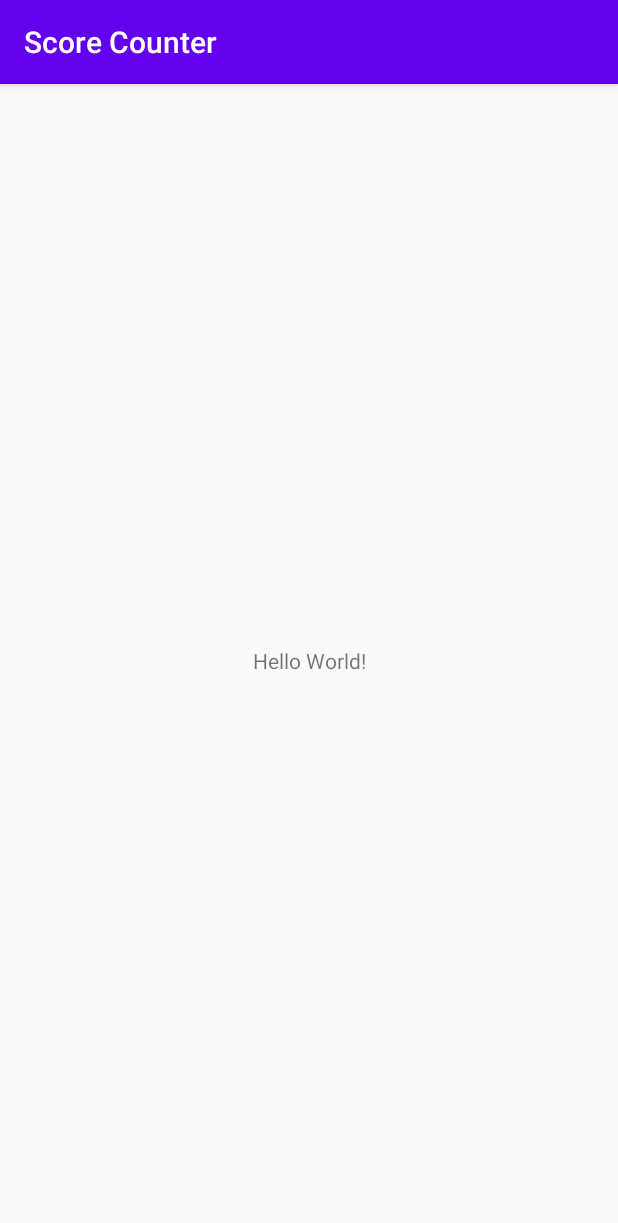
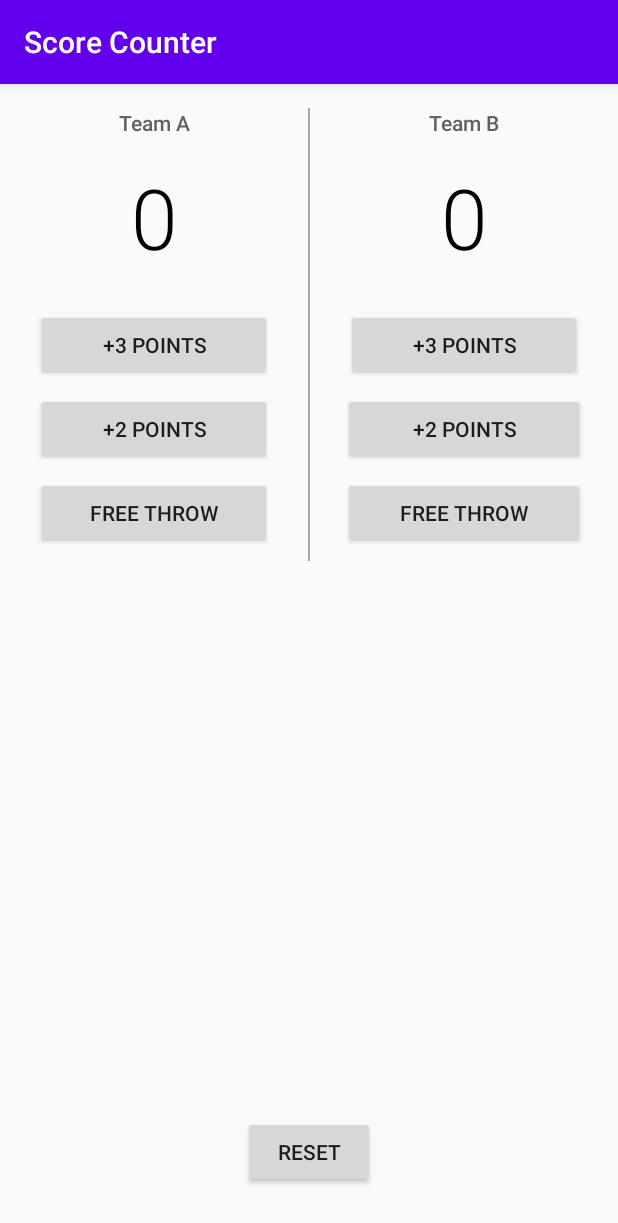
Before and after one commit to finite-la-kirilledia/score-counter, an Android app: the screen it shows after launch (MainActivity), on a phone screen of 412 x 824 dp. Shown: the top 1223 px of the screen. Run offline under Robolectric (Android 15) with nearby library versions, the phone set to English and light mode, and no system bars.

Commit message:
create UI

```diff
--- a/app/build.gradle
+++ b/app/build.gradle
@@ -27,5 +27,4 @@ dependencies {
     implementation "org.jetbrains.kotlin:kotlin-stdlib-jdk7:$kotlin_version"
     implementation 'androidx.appcompat:appcompat:1.1.0'
     implementation 'androidx.core:core-ktx:1.2.0'
-    implementation 'androidx.constraintlayout:constraintlayout:1.1.3'
 }
--- a/app/src/main/res/layout/activity_main.xml
+++ b/app/src/main/res/layout/activity_main.xml
@@ -1,18 +1,127 @@
-<?xml version="1.0" encoding="utf-8"?>
-<androidx.constraintlayout.widget.ConstraintLayout xmlns:android="http://schemas.android.com/apk/res/android"
-    xmlns:app="http://schemas.android.com/apk/res-auto"
-    xmlns:tools="http://schemas.android.com/tools"
+<RelativeLayout xmlns:android="http://schemas.android.com/apk/res/android"
     android:layout_width="match_parent"
-    android:layout_height="match_parent"
-    tools:context=".MainActivity">
+    android:layout_height="match_parent">
 
-    <TextView
+    <LinearLayout
+        android:layout_width="match_parent"
+        android:layout_height="wrap_content"
+        android:orientation="horizontal">
+
+        <LinearLayout
+            android:layout_width="0dp"
+            android:layout_height="wrap_content"
+            android:layout_weight="1"
+            android:orientation="vertical">
+
+            <TextView
+                android:layout_width="match_parent"
+                android:layout_height="wrap_content"
+                android:fontFamily="sans-serif-medium"
+                android:gravity="center"
+                android:padding="16dp"
+                android:text="Team A"
+                android:textColor="#616161"
+                android:textSize="14sp" />
+
+            <TextView
+                android:layout_width="match_parent"
+                android:layout_height="wrap_content"
+                android:fontFamily="sans-serif-light"
+                android:gravity="center"
+                android:paddingBottom="24dp"
+                android:text="0"
+                android:textColor="#000000"
+                android:textSize="56sp" />
+
+            <Button
+                android:layout_width="match_parent"
+                android:layout_height="wrap_content"
+                android:layout_marginLeft="24dp"
+                android:layout_marginRight="24dp"
+                android:layout_marginBottom="8dp"
+                android:text="+3 Points" />
+
+            <Button
+                android:layout_width="match_parent"
+                android:layout_height="wrap_content"
+                android:layout_marginLeft="24dp"
+                android:layout_marginRight="24dp"
+                android:layout_marginBottom="8dp"
+                android:text="+2 Points" />
+
+            <Button
+                android:layout_width="match_parent"
+                android:layout_height="wrap_content"
+                android:layout_marginLeft="24dp"
+                android:layout_marginRight="24dp"
+                android:layout_marginBottom="8dp"
+                android:text="Free throw" />
+        </LinearLayout>
+
+        <View
+            android:layout_width="1dp"
+            android:layout_height="match_parent"
+            android:layout_marginTop="16dp"
+            android:background="@android:color/darker_gray" />
+
+        <LinearLayout
+            android:layout_width="0dp"
+            android:layout_height="match_parent"
+            android:layout_weight="1"
+            android:orientation="vertical">
+
+            <TextView
+                android:layout_width="match_parent"
+                android:layout_height="wrap_content"
+                android:fontFamily="sans-serif-medium"
+                android:gravity="center"
+                android:padding="16dp"
+                android:text="Team B"
+                android:textColor="#616161"
+                android:textSize="14sp" />
+
+            <TextView
+                android:layout_width="match_parent"
+                android:layout_height="wrap_content"
+                android:fontFamily="sans-serif-light"
+                android:gravity="center"
+                android:paddingBottom="24dp"
+                android:text="0"
+                android:textColor="#000000"
+                android:textSize="56sp" />
+
+            <Button
+                android:layout_width="match_parent"
+                android:layout_height="wrap_content"
+                android:layout_marginLeft="24dp"
+                android:layout_marginRight="24dp"
+                android:layout_marginBottom="8dp"
+                android:text="+3 Points" />
+
+            <Button
+                android:layout_width="match_parent"
+                android:layout_height="wrap_content"
+                android:layout_marginLeft="22dp"
+                android:layout_marginRight="22dp"
+                android:layout_marginBottom="8dp"
+                android:text="+2 Points" />
+
+            <Button
+                android:layout_width="match_parent"
+                android:layout_height="wrap_content"
+                android:layout_marginLeft="22dp"
+                android:layout_marginRight="22dp"
+                android:layout_marginBottom="8dp"
+                android:text="Free throw" />
+        </LinearLayout>
+    </LinearLayout>
+
+    <Button
         android:layout_width="wrap_content"
         android:layout_height="wrap_content"
-        android:text="Hello World!"
-        app:layout_constraintBottom_toBottomOf="parent"
-        app:layout_constraintLeft_toLeftOf="parent"
-        app:layout_constraintRight_toRightOf="parent"
-        app:layout_constraintTop_toTopOf="parent" />
+        android:layout_alignParentBottom="true"
+        android:layout_centerHorizontal="true"
+        android:layout_marginBottom="32dp"
+        android:text="Reset" />
 
-</androidx.constraintlayout.widget.ConstraintLayout>
+</RelativeLayout>
```
